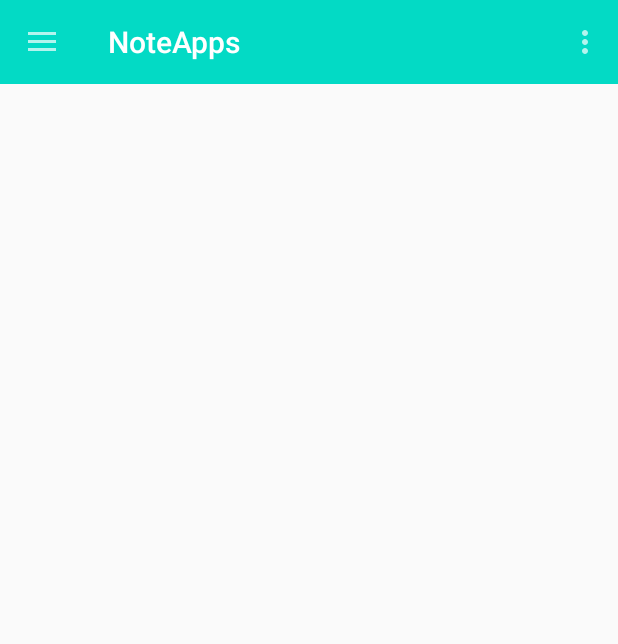
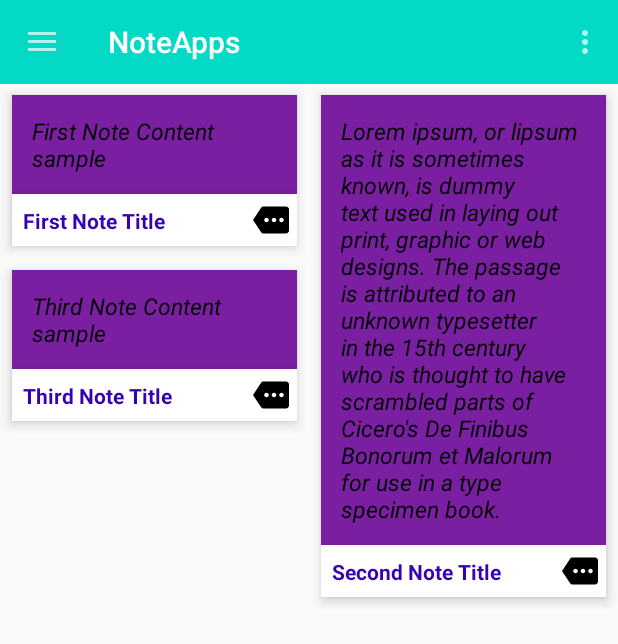
Before and after one commit to osmanforhad/NoteApp, an Android app: the screen it shows after launch (MainActivity), on a phone screen of 412 x 824 dp. Shown: the top 644 px of the screen. Run offline under Robolectric (Android 15) with nearby library versions, the phone set to English and light mode, and no system bars.

Commit message:
working with note view layout and display samle data

```diff
--- a/app/src/main/java/com/osmanforhad/noteapps/MainActivity.java
+++ b/app/src/main/java/com/osmanforhad/noteapps/MainActivity.java
@@ -5,6 +5,9 @@ import androidx.appcompat.app.ActionBarDrawerToggle;
 import androidx.appcompat.app.AppCompatActivity;
 import androidx.appcompat.widget.Toolbar;
 import androidx.drawerlayout.widget.DrawerLayout;
+import androidx.recyclerview.widget.LinearLayoutManager;
+import androidx.recyclerview.widget.RecyclerView;
+import androidx.recyclerview.widget.StaggeredGridLayoutManager;
 
 import android.os.Bundle;
 import android.view.Menu;
@@ -13,6 +16,10 @@ import android.view.MenuItem;
 import android.widget.Toast;
 
 import com.google.android.material.navigation.NavigationView;
+import com.osmanforhad.noteapps.model.Adapter;
+
+import java.util.ArrayList;
+import java.util.List;
 
 public class MainActivity extends AppCompatActivity implements NavigationView.OnNavigationItemSelectedListener{
 
@@ -21,6 +28,8 @@ public class MainActivity extends AppCompatActivity implements NavigationView.On
     ActionBarDrawerToggle toggle;
     NavigationView nav_view;
     Toolbar toolbar;
+    RecyclerView noteLists;
+    Adapter adapter;
 
     @Override
     protected void onCreate(Bundle savedInstanceState) {
@@ -31,6 +40,8 @@ public class MainActivity extends AppCompatActivity implements NavigationView.On
         drawerLayout = findViewById(R.id.drawer);
         nav_view = findViewById(R.id.nav_view);
         toolbar = findViewById(R.id.toolbar);
+        noteLists = findViewById(R.id.noteList);
+
         setSupportActionBar(toolbar);//for setup the toolbar
 
         /* set the navigation view **/
@@ -49,6 +60,33 @@ public class MainActivity extends AppCompatActivity implements NavigationView.On
         *indicate the navigation is
         * open or close currently **/
         toggle.syncState();
+
+
+        /* for demo Note Data **/
+        List<String> titles = new ArrayList<>();
+        List<String> content = new ArrayList<>();
+
+        titles.add("First Note Title");
+        content.add("First Note Content sample");
+
+        titles.add("Second Note Title");
+        content.add("Lorem ipsum, or lipsum as it is sometimes known, is dummy text used in" +
+                " laying out print, graphic or web designs. The passage is attributed to an " +
+                "unknown typesetter in the 15th century who is thought to have scrambled parts" +
+                " of Cicero's De Finibus Bonorum et Malorum for use in a type specimen book.");
+
+        titles.add("Third Note Title");
+        content.add("Third Note Content sample");
+
+        /* making object for adapter **/
+        adapter = new Adapter(titles,content);
+
+        /* set the layout manager for recyclerView**/
+        noteLists.setLayoutManager(new StaggeredGridLayoutManager(2,StaggeredGridLayoutManager.VERTICAL));
+
+        /* set Adapter for note list **/
+        noteLists.setAdapter(adapter);
+
 
     }//end of the onCreate method
 
--- /dev/null
+++ b/app/src/main/java/com/osmanforhad/noteapps/model/Adapter.java
@@ -0,0 +1,85 @@
+package com.osmanforhad.noteapps.model;
+
+import android.view.LayoutInflater;
+import android.view.View;
+import android.view.ViewGroup;
+import android.widget.TextView;
+import android.widget.Toast;
+
+import androidx.annotation.NonNull;
+import androidx.recyclerview.widget.RecyclerView;
+
+import com.osmanforhad.noteapps.R;
+
+import java.util.List;
+
+public class Adapter extends RecyclerView.Adapter<Adapter.ViewHolder> {
+
+    /* variable declaration **/
+    List<String> titles;
+    List<String> content;
+
+    /* constructor method **/
+    public Adapter(List<String> title, List<String> content){
+
+        /* assign the data **/
+        this.titles = title;
+        this.content = content;
+
+    }//end of the constructor method
+
+    @NonNull
+    @Override
+    public ViewHolder onCreateViewHolder(@NonNull ViewGroup parent, int viewType) {
+        View view = LayoutInflater.from(parent.getContext()).inflate(R.layout.note_view_layout,parent,false);
+        return new ViewHolder(view);
+    }//end of the onCreateViewHolder method
+
+    @Override
+    public void onBindViewHolder(@NonNull ViewHolder holder, int position) {
+
+        /* for receive data from main activity or list
+        * as item position **/
+        holder.noteTitle.setText(titles.get(position));
+        holder.noteContent.setText(content.get(position));
+
+        /* for display message when click on the particular item **/
+        holder.view.setOnClickListener(new View.OnClickListener() {
+            @Override
+            public void onClick(View v) {
+
+                /* message **/
+                Toast.makeText(v.getContext(),"The Item is clicked.",Toast.LENGTH_SHORT).show();
+
+            }//end of the onClick method
+
+        });//end of the setOnClickListener
+
+    }//end of the onBindViewHolder method
+
+    @Override
+    public int getItemCount() {
+        return titles.size();
+    }//end of the getItemCount method
+
+    public class ViewHolder extends RecyclerView.ViewHolder {
+
+        /* variable Declaration **/
+        TextView noteTitle,noteContent;
+        View view;
+
+        public ViewHolder(@NonNull View itemView) {
+            super(itemView);
+
+            /* initial the xml UI as item **/
+            noteTitle = itemView.findViewById(R.id.titles);
+            noteContent = itemView.findViewById(R.id.content);
+
+            /* for handle the click on the recycleView Items  **/
+            view = itemView;
+
+        }//end of the ViewHolder method
+
+    }//end of the sub class ViewHolder
+
+}//end of the main class Adapter
--- a/app/src/main/res/layout/content_main.xml
+++ b/app/src/main/res/layout/content_main.xml
@@ -16,7 +16,7 @@
         android:theme="@style/ThemeOverlay.AppCompat.Dark"/>
 
     <androidx.recyclerview.widget.RecyclerView
-        android:id="@+id/recyclerView"
+        android:id="@+id/noteList"
         android:layout_width="match_parent"
         android:layout_height="match_parent"
         android:layout_marginTop="55dp"
```
